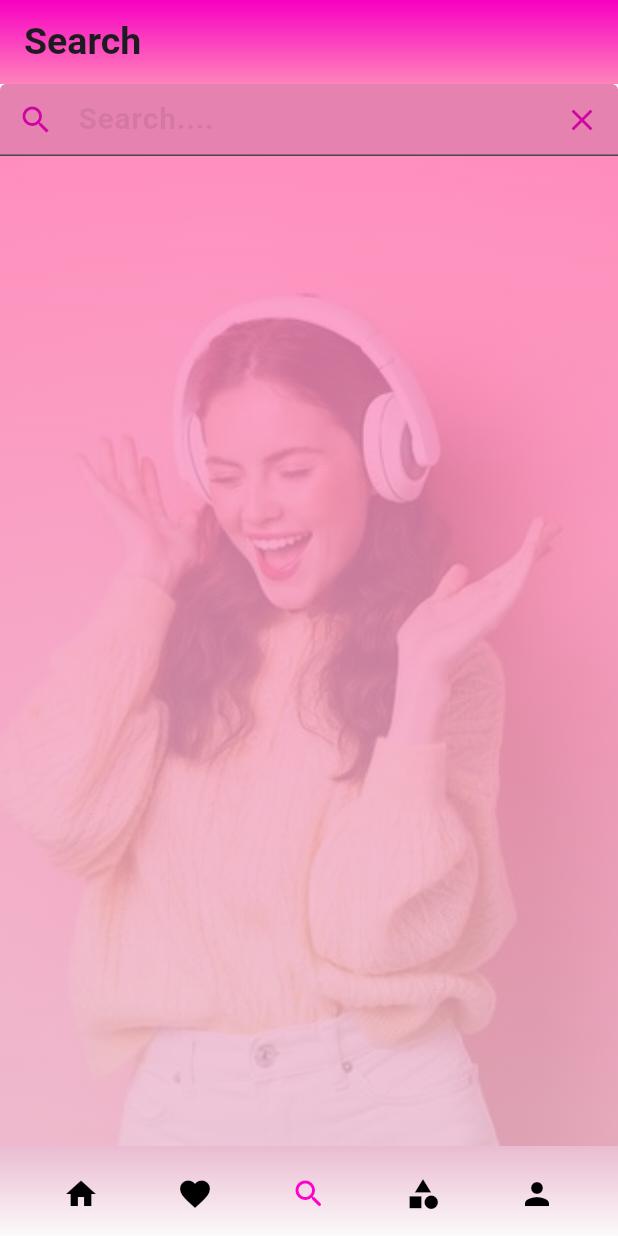
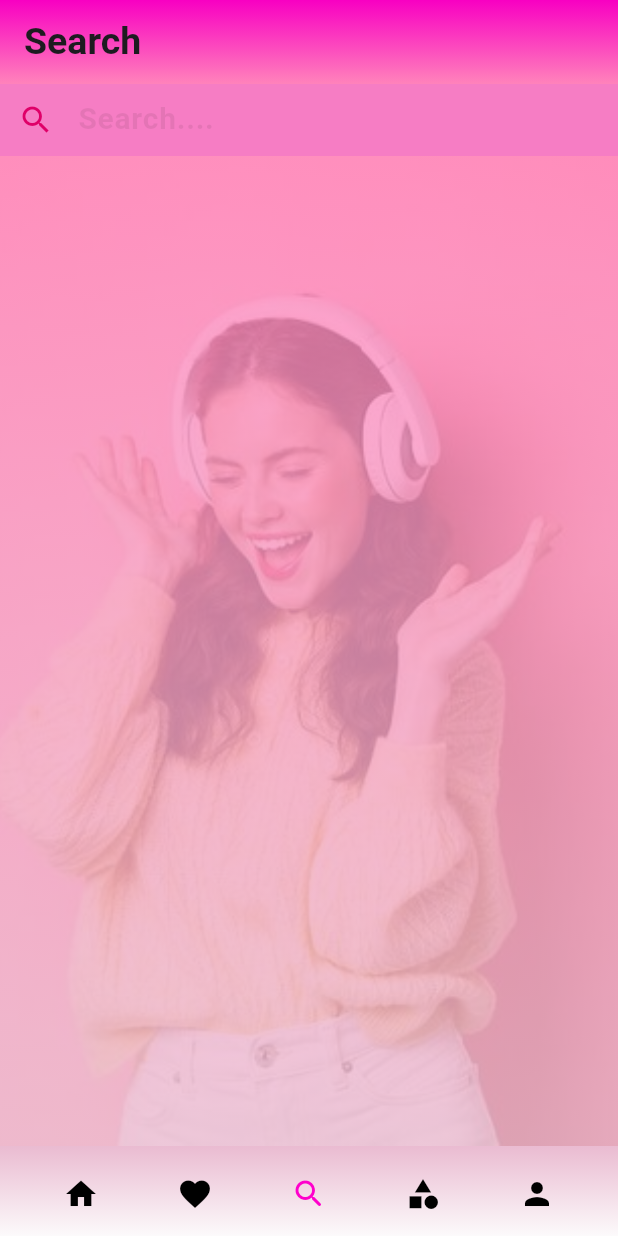
Before and after one commit to Udeshiimasha/Meelodify-Music-Player-App-EG_2020_4207-GroupNo.74, a Flutter app: the SearchScreen screen opened directly, on a phone screen of 412 x 824 dp. Run offline on Flutter 3.47's test engine with Material 3 defaults, Android fonts, the phone set to English and light mode, and no system bars; our stand-ins replace cloud_firestore, firebase_auth, firebase_core, fluttertoast, font_awesome_flutter, get and 4 more; accounts and stored records are empty.

Commit message:
Update searchscreen.dart

```diff
--- a/lib/screens/searchscreen.dart
+++ b/lib/screens/searchscreen.dart
@@ -6,6 +6,7 @@ import 'package:melodify/screens/home.dart';
 import 'package:melodify/screens/favourites.dart';
 import 'package:melodify/screens/category.dart';
 import 'package:melodify/screens/player.dart';
+import 'package:melodify/screens/profile.dart';
 import 'package:on_audio_query/on_audio_query.dart';
 
 class SearchScreen extends StatefulWidget {
@@ -29,7 +30,7 @@ class _SearchScreenState extends State<SearchScreen> {
     Favourites(),
     SearchScreen(),
     Category(),
-    Placeholder(), // Replace with your profile screen if you have one
+    Profile(),
   ];
 
   void _onItemTapped(int index) {
@@ -133,15 +134,16 @@ class _SearchScreenState extends State<SearchScreen> {
           mainAxisAlignment: MainAxisAlignment.center,
           children: <Widget>[
             TextFormField(
-              cursorColor: Colors.pink,
+              cursorColor: const Color.fromARGB(255, 239, 0, 163),
               keyboardType: TextInputType.text,
               controller: title,
               decoration: InputDecoration(
                 prefixIcon: const Icon(
                   Icons.search,
-                  color: Color.fromARGB(255, 207, 4, 163),
+                  color: Color.fromARGB(255, 223, 0, 104),
                 ),
-                suffixIcon: IconButton(
+                suffixIcon: title.text.isNotEmpty
+                    ? IconButton(
                         icon: const Icon(
                           Icons.close,
                           color: Color.fromARGB(255, 207, 4, 163),
@@ -150,14 +152,16 @@ class _SearchScreenState extends State<SearchScreen> {
                           title.text = '';
                           _filterSongs();
                         },
-                ),
-                filled: true,
-                fillColor: const Color.fromARGB(223, 225, 113, 164),
+                      )
+                    : null,
                 hintText: 'Search....',
                 hintStyle: const TextStyle(
                     fontWeight: FontWeight.bold,
                     color: Color.fromARGB(19, 0, 0, 0),
                     fontSize: 20),
+                border: InputBorder.none,
+                filled: true,
+                fillColor: const Color.fromARGB(223, 245, 107, 188),
               ),
               onFieldSubmitted: (query) {
                 _addToSearchHistory(query);
@@ -283,7 +287,7 @@ class _SearchScreenState extends State<SearchScreen> {
                           fontWeight: FontWeight.w500,
                         ),
                       ),
-                      leading: const FaIcon(FontAwesomeIcons.history),
+                      leading: const Icon(Icons.history),
                       onTap: () {
                         title.text = searchHistory[index];
                         _filterSongs();
```
Lines whose indentation alone changed are shown as unchanged.
